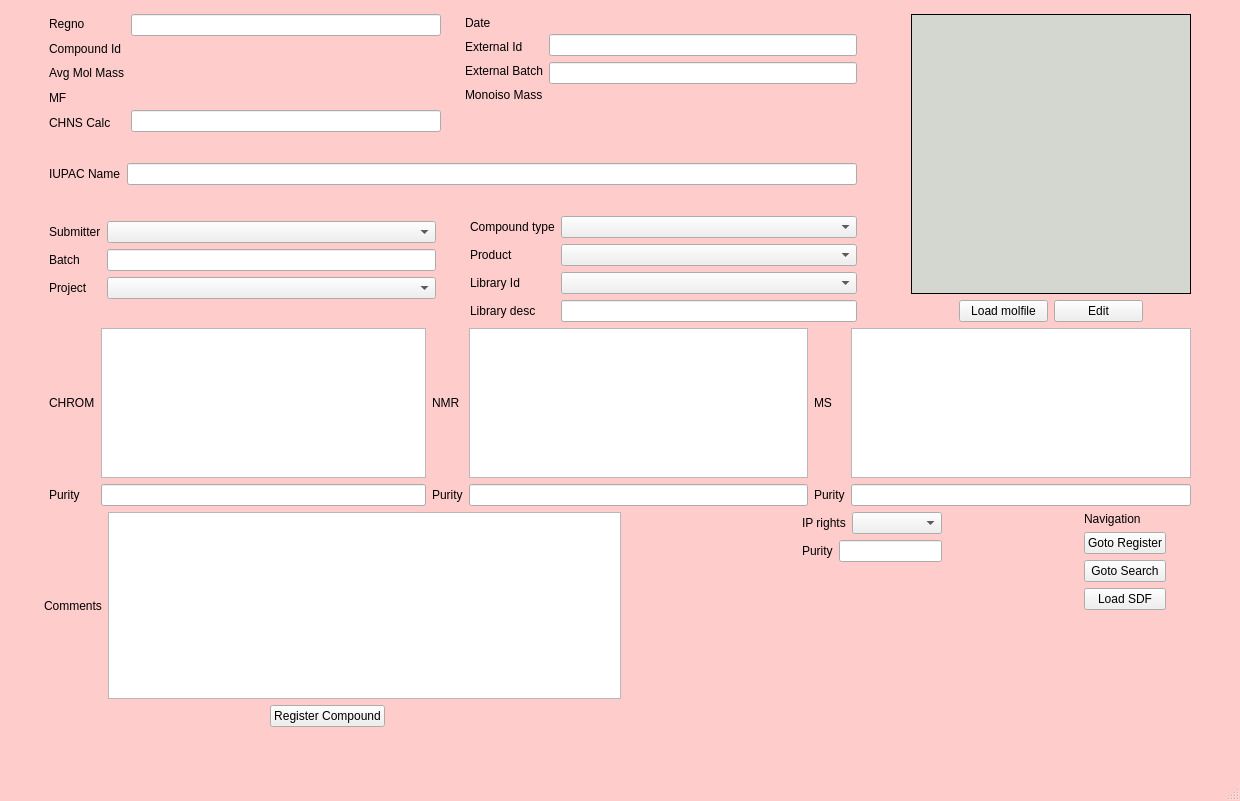
This is chemReg/assets/regchem.ui in dahlbma/scarab_tornado as Qt 5 draws it before an edit. The edited form follows.
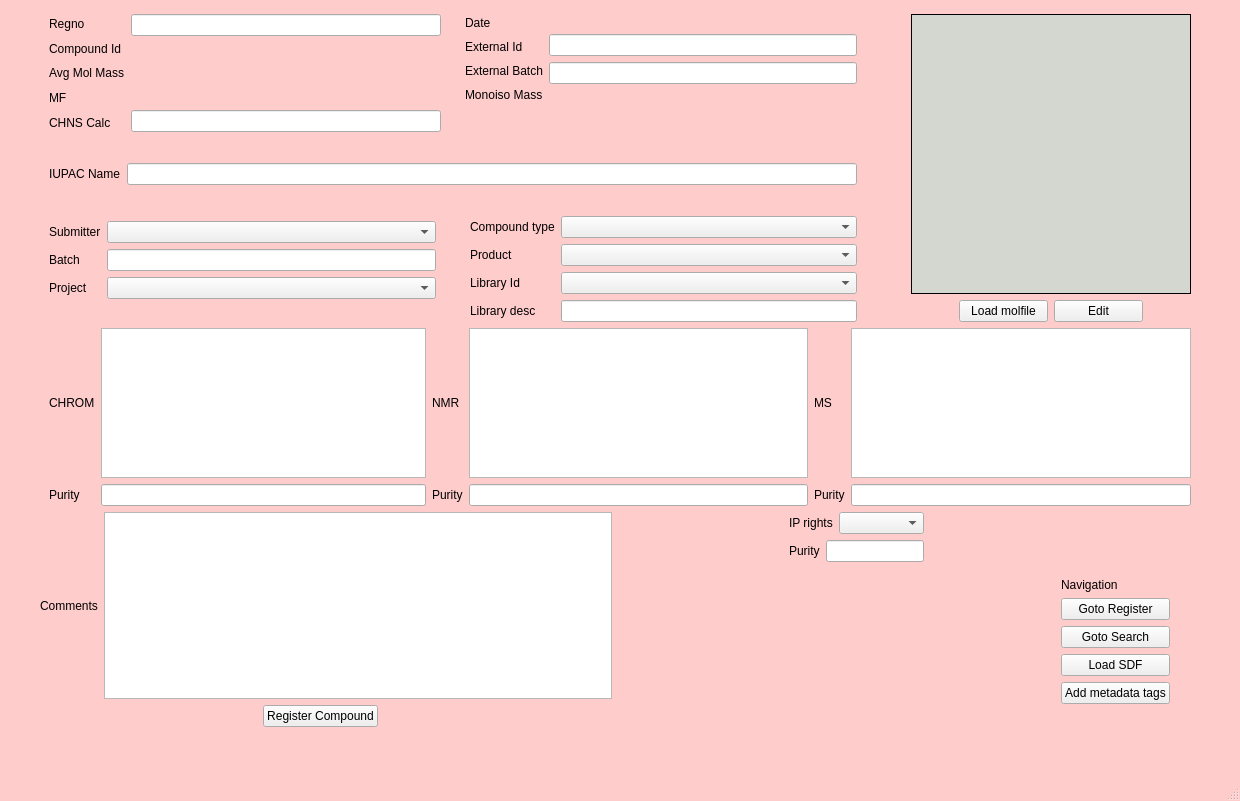
This is the edited form.

The edit to the form file:
```diff
--- a/chemReg/assets/regchem.ui
+++ b/chemReg/assets/regchem.ui
@@ -946,6 +946,19 @@
          <layout class="QVBoxLayout" name="verticalLayout_23">
           <item>
            <layout class="QVBoxLayout" name="verticalLayout_7">
+            <item>
+             <spacer name="verticalSpacer_5">
+              <property name="orientation">
+               <enum>Qt::Vertical</enum>
+              </property>
+              <property name="sizeHint" stdset="0">
+               <size>
+                <width>20</width>
+                <height>40</height>
+               </size>
+              </property>
+             </spacer>
+            </item>
             <item>
              <widget class="QLabel" name="label_6">
               <property name="text">
@@ -974,6 +987,13 @@
               </property>
              </widget>
             </item>
+            <item>
+             <widget class="QPushButton" name="addmeta_btn">
+              <property name="text">
+               <string>Add metadata tags</string>
+              </property>
+             </widget>
+            </item>
             <item>
              <spacer name="verticalSpacer_11">
               <property name="orientation">
```
